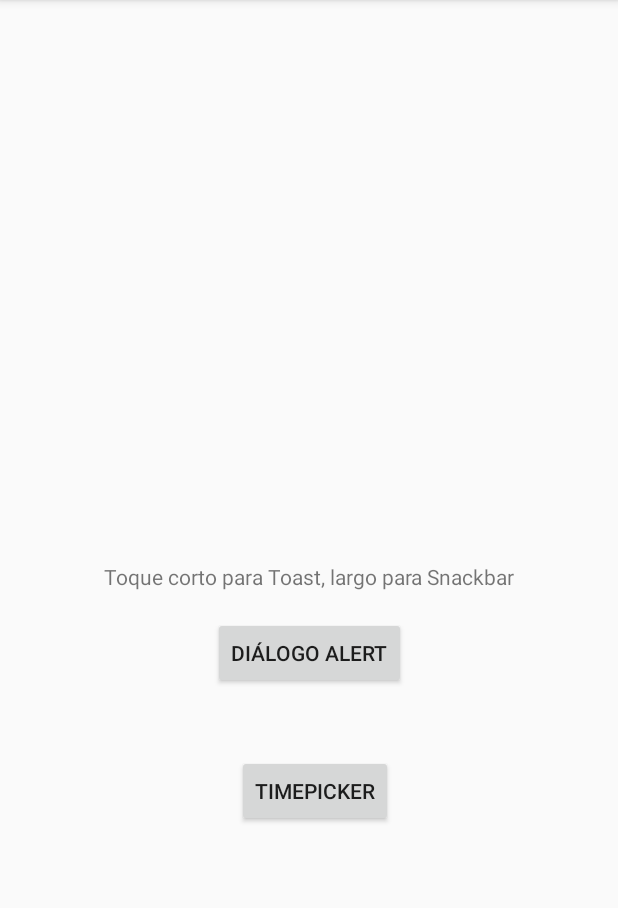
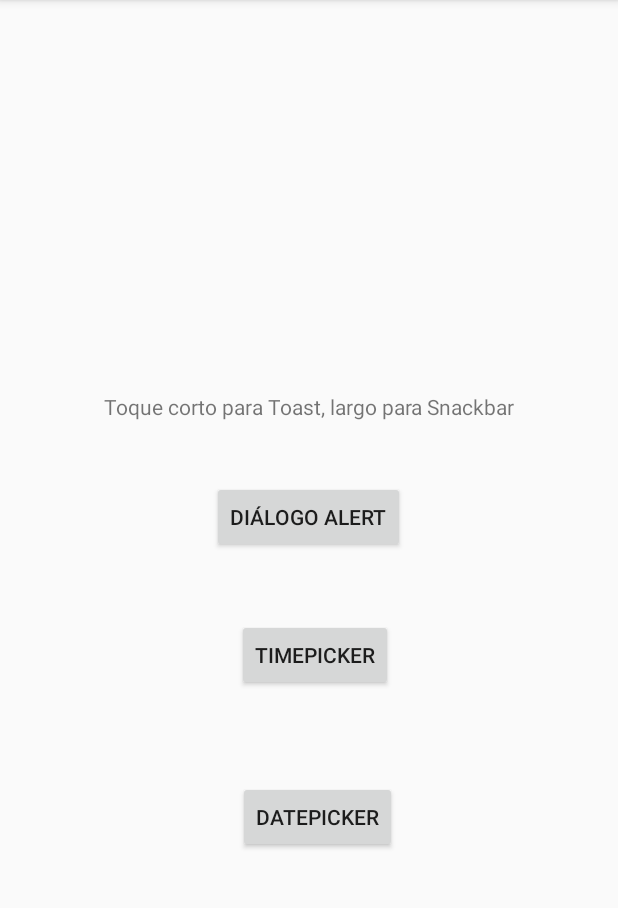
Before and after one commit to Clases-de-Victor-Rivas/Ejemplos-Apartado-7, an Android app: the screen it shows after launch (MainActivity), on a phone screen of 412 x 824 dp, the part 84-992 px from its top. Run offline under Robolectric (Android 15) with nearby library versions, the phone set to English and light mode, and no system bars.

Commit message:
Iniciando DatePicker

```diff
--- a/app/src/main/res/layout/activity_main.xml
+++ b/app/src/main/res/layout/activity_main.xml
@@ -16,19 +16,19 @@
         android:text="@string/toque_corto_para_toast_largo_para_snackbar"
         app:layout_constraintBottom_toBottomOf="parent"
         app:layout_constraintEnd_toEndOf="parent"
-        app:layout_constraintHorizontal_bias="0.5"
         app:layout_constraintStart_toStartOf="parent"
-        app:layout_constraintTop_toTopOf="parent" />
+        app:layout_constraintTop_toTopOf="parent"
+        app:layout_constraintVertical_bias="0.349" />
 
     <Button
         android:id="@+id/button"
         android:layout_width="wrap_content"
         android:layout_height="wrap_content"
-        android:layout_marginTop="17dp"
+        android:layout_marginTop="40dp"
         android:onClick="boton_dialog_alert_click"
         android:text="@string/di_logo_alert"
         app:layout_constraintEnd_toEndOf="parent"
-        app:layout_constraintHorizontal_bias="0.5"
+        app:layout_constraintHorizontal_bias="0.498"
         app:layout_constraintStart_toStartOf="parent"
         app:layout_constraintTop_toBottomOf="@+id/textView" />
 
@@ -45,4 +45,16 @@
         app:layout_constraintStart_toStartOf="parent"
         app:layout_constraintTop_toBottomOf="@+id/button" />
 
+    <Button
+        android:id="@+id/button4"
+        android:layout_width="wrap_content"
+        android:layout_height="wrap_content"
+        android:layout_marginTop="60dp"
+        android:onClick="boton_datepicker_click"
+        android:text="@string/datepicker"
+        app:layout_constraintEnd_toEndOf="parent"
+        app:layout_constraintHorizontal_bias="0.518"
+        app:layout_constraintStart_toStartOf="parent"
+        app:layout_constraintTop_toBottomOf="@+id/button3" />
+
 </androidx.constraintlayout.widget.ConstraintLayout>
--- a/app/src/main/res/values/strings.xml
+++ b/app/src/main/res/values/strings.xml
@@ -4,4 +4,5 @@
     <string name="toque_corto_para_toast_largo_para_snackbar">Toque corto para Toast, largo para Snackbar</string>
     <string name="timepicker">TimePicker</string>
     <string name="mensaje_time_picker">Indíque la hora del evento</string>
+    <string name="datepicker">DatePicker</string>
 </resources>
```
Also changed, not shown: app/src/main/java/es/vrivas/ejemplosapartado7/MainActivity.kt (+22 -1 lines).
